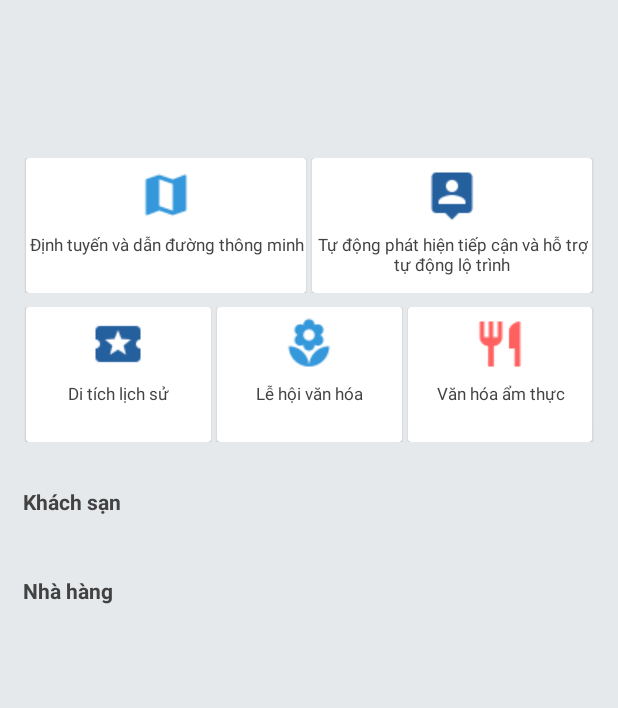
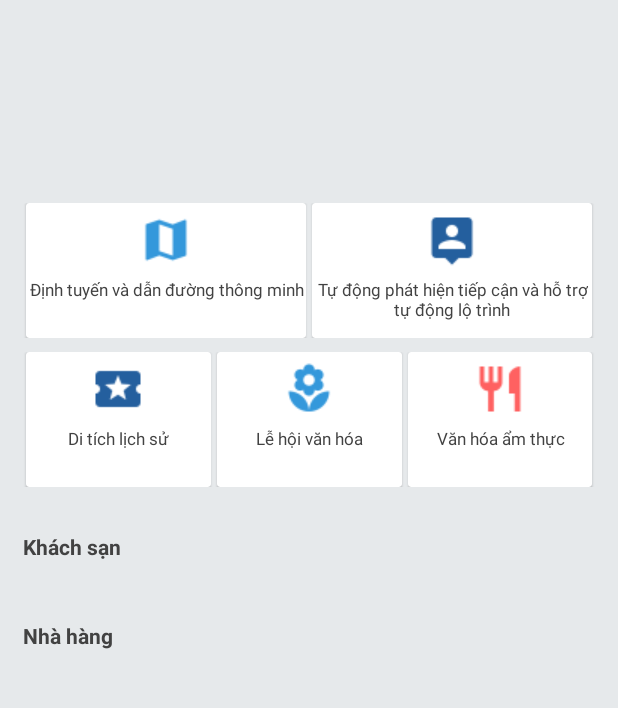
Before and after one commit to VTuan96/stour2017, an Android app: the HomeActivity screen opened directly, with no data from a screen before it, on a phone screen of 412 x 824 dp, the part 84-792 px from its top. Run offline under Robolectric (Android 15) with nearby library versions, the light colour scheme and no system bars; our stand-ins replace Volley; network calls fail.

Commit message:
swife refresh layout

```diff
--- a/app/src/main/java/com/bkstek/stour/HomeActivity.java
+++ b/app/src/main/java/com/bkstek/stour/HomeActivity.java
@@ -10,6 +10,7 @@ import android.support.annotation.Nullable;
 import android.support.v4.app.Fragment;
 import android.support.v4.content.ContextCompat;
 import android.support.v4.view.ViewPager;
+import android.support.v4.widget.SwipeRefreshLayout;
 import android.support.v7.app.AppCompatActivity;
 import android.support.v7.widget.CardView;
 import android.support.v7.widget.LinearLayoutManager;
@@ -63,7 +64,7 @@ public class HomeActivity extends AppCompatActivity implements ViewPager.OnPageC
     Toolbar toolbar;
     ViewPager vpSlides;
     RecyclerView recyclerCate, recyclerHotel, recyclerRes;
-
+    SwipeRefreshLayout swRefresh;
     Context context;
 
     Menu menu;
@@ -98,13 +99,14 @@ public class HomeActivity extends AppCompatActivity implements ViewPager.OnPageC
         cvCultural = (CardView) findViewById(R.id.cvCultural);
         recyclerHotel = (RecyclerView) findViewById(R.id.recyclerHotel);
         recyclerRes = (RecyclerView) findViewById(R.id.recyclerRes);
+        swRefresh = (SwipeRefreshLayout) findViewById(R.id.swRefresh);
 
         context = HomeActivity.this;
 
         toolbar.setTitle("");
         setSupportActionBar(toolbar);
 
-
+        swRefresh.setColorSchemeResources(R.color.splashbackgroudcolor);
         if (FunctionHelper.isNetworkConnected(context)) {
             GetBanner();
             GetAllCategory();
@@ -140,12 +142,29 @@ public class HomeActivity extends AppCompatActivity implements ViewPager.OnPageC
         });
     }
 
+    @Override
+    protected void onResume() {
+        super.onResume();
+
+        swRefresh.setOnRefreshListener(new SwipeRefreshLayout.OnRefreshListener() {
+            @Override
+            public void onRefresh() {
+                swRefresh.setColorSchemeResources(R.color.splashbackgroudcolor);
+                GetBanner();
+                GetAllCategory();
+                GetAllHotel();
+                GetAllRestaurant();
+                swRefresh.setRefreshing(false);
+            }
+        });
+    }
 
     //region get all category
     private void GetAllCategory() {
         final ProgressDialog dialog = ProgressDialog.show(context, "", "Vui lòng đợi...");
 
         categoryList = new ArrayList<>();
+
         JsonObjectRequest request = new JsonObjectRequest(Request.Method.GET, GET_ALL_CATEGORY,
                 new Response.Listener<JSONObject>() {
                     @Override
@@ -220,6 +239,7 @@ public class HomeActivity extends AppCompatActivity implements ViewPager.OnPageC
     }
 
     private void GetBanner() {
+        bannerList.clear();
         JsonObjectRequest objectRequest = new JsonObjectRequest(Request.Method.GET, CommonDefine.GET_BANNER,
                 new Response.Listener<JSONObject>() {
                     @Override
@@ -245,6 +265,11 @@ public class HomeActivity extends AppCompatActivity implements ViewPager.OnPageC
                 Log.d("error", "connect get banner " + error.toString());
             }
         });
+
+        int socketTimeout = 30000;//30 seconds - change to what you want
+        RetryPolicy policy = new DefaultRetryPolicy(socketTimeout, DefaultRetryPolicy.DEFAULT_MAX_RETRIES,
+                DefaultRetryPolicy.DEFAULT_BACKOFF_MULT);
+        objectRequest.setRetryPolicy(policy);
         VolleySingleton.getInstance(context).addToRequestQueue(objectRequest);
     }
 
@@ -273,6 +298,7 @@ public class HomeActivity extends AppCompatActivity implements ViewPager.OnPageC
     //region get all hotel
     private void GetAllHotel() {
         final List<History> historyListHotel = new ArrayList<>();
+        historyListHotel.clear();
         JsonObjectRequest request = new JsonObjectRequest(Request.Method.GET, GET_ALL_HOTEL,
                 new Response.Listener<JSONObject>() {
                     @Override
@@ -305,6 +331,11 @@ public class HomeActivity extends AppCompatActivity implements ViewPager.OnPageC
                 Log.d("error", "connect get hotel " + error.toString());
             }
         });
+        int socketTimeout = 30000;//30 seconds - change to what you want
+        RetryPolicy policy = new DefaultRetryPolicy(socketTimeout, DefaultRetryPolicy.DEFAULT_MAX_RETRIES,
+                DefaultRetryPolicy.DEFAULT_BACKOFF_MULT);
+        request.setRetryPolicy(policy);
+
         VolleySingleton.getInstance(context).addToRequestQueue(request);
 
     }
@@ -313,6 +344,7 @@ public class HomeActivity extends AppCompatActivity implements ViewPager.OnPageC
     //region get all restaurant
     private void GetAllRestaurant() {
         final List<History> historyListRes = new ArrayList<>();
+        historyListRes.clear();
         JsonObjectRequest request = new JsonObjectRequest(Request.Method.GET, GET_ALL_RESTAURANT,
                 new Response.Listener<JSONObject>() {
                     @Override
@@ -345,6 +377,11 @@ public class HomeActivity extends AppCompatActivity implements ViewPager.OnPageC
                 Log.d("error", "connect get res " + error.toString());
             }
         });
+        int socketTimeout = 30000;//30 seconds - change to what you want
+        RetryPolicy policy = new DefaultRetryPolicy(socketTimeout, DefaultRetryPolicy.DEFAULT_MAX_RETRIES,
+                DefaultRetryPolicy.DEFAULT_BACKOFF_MULT);
+        request.setRetryPolicy(policy);
+
         VolleySingleton.getInstance(context).addToRequestQueue(request);
 
     }
--- a/app/src/main/res/layout/home_activity_layout.xml
+++ b/app/src/main/res/layout/home_activity_layout.xml
@@ -20,11 +20,16 @@
 
     </android.support.design.widget.AppBarLayout>
 
+    <android.support.v4.widget.SwipeRefreshLayout
+        android:id="@+id/swRefresh"
+        android:layout_width="match_parent"
+        android:layout_height="wrap_content"
+        android:layout_below="@+id/appbar">
+
         <android.support.v4.widget.NestedScrollView
             android:id="@+id/nesScroll"
             android:layout_width="match_parent"
             android:layout_height="match_parent"
-        android:layout_below="@+id/appbar"
             android:background="@color/background_main">
 
             <RelativeLayout
@@ -41,7 +46,7 @@
                     android:id="@+id/lnDots"
                     android:layout_width="match_parent"
                     android:layout_height="wrap_content"
-                android:layout_marginTop="70dp"
+                    android:layout_marginTop="80dp"
                     android:gravity="center"
                     android:orientation="horizontal" />
 
@@ -49,9 +54,10 @@
                     android:id="@+id/lnFirst"
                     android:layout_width="match_parent"
                     android:layout_height="wrap_content"
+                    android:layout_below="@+id/vpSlides"
                     android:layout_marginEnd="15dp"
                     android:layout_marginStart="15dp"
-                android:layout_marginTop="105dp"
+                    android:layout_marginTop="15dp"
                     android:orientation="horizontal">
 
 
@@ -272,6 +278,7 @@
 
 
         </android.support.v4.widget.NestedScrollView>
+    </android.support.v4.widget.SwipeRefreshLayout>
 
 
 </RelativeLayout>
```
Lines whose indentation alone changed are shown as unchanged.
